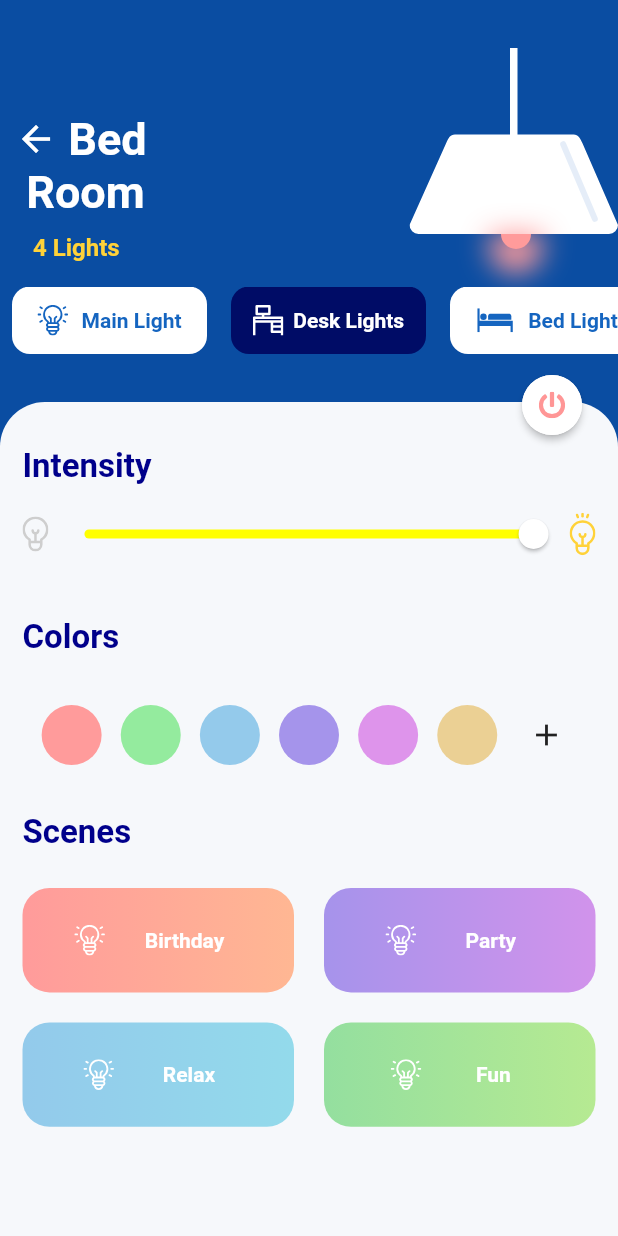
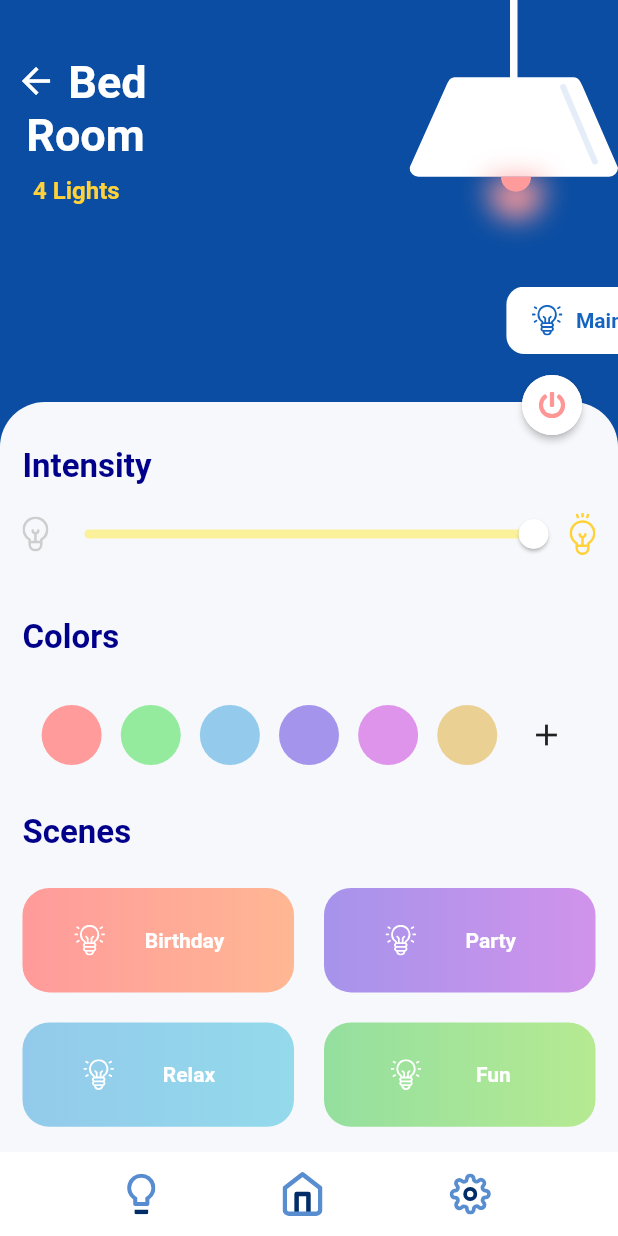
Before and after one commit to Arjun3492/arjunkohli_21rdfpp, a Flutter app: the screen it shows after launch, after a tap on "Bed room", on a phone screen of 412 x 824 dp. Run offline on Flutter 3.47's test engine with Material 2 defaults, Android fonts, the phone set to English and light mode, and no system bars; our stand-ins replace flutter_svg, tinycolor.

Commit message:
done for review

```diff
--- a/lib/main.dart
+++ b/lib/main.dart
@@ -5,6 +5,7 @@ import 'package:flutter_svg/flutter_svg.dart';
 
 import 'screens/bedroom.dart';
 import 'screens/homescreen.dart';
+import 'widgets/bottom_nav.dart';
 
 void main() {
   runApp(const TouchStoneApp());
@@ -26,18 +27,7 @@ class TouchStoneApp extends StatelessWidget {
         home: Scaffold(
           backgroundColor: Color(0xff0A4DA2),
           body: Homescreen(),
-          bottomNavigationBar: Container(
-            color: Colors.white,
-            height: 56,
-            child: Row(
-              mainAxisAlignment: MainAxisAlignment.spaceEvenly,
-              children: [
-                SvgPicture.asset("assets/bulb.svg"),
-                SvgPicture.asset("assets/feather-home.svg"),
-                SvgPicture.asset("assets/feather-settings.svg")
-              ],
-            ),
-          ),
+          bottomNavigationBar: BottomNav(),
         ));
   }
 }
--- a/lib/screens/bedroom.dart
+++ b/lib/screens/bedroom.dart
@@ -1,4 +1,7 @@
-import 'dart:ui';
+import 'dart:async';
+import 'package:arjunkohli_21rdfpp/widgets/bottom_nav.dart';
+import 'package:arjunkohli_21rdfpp/widgets/color_tile.dart';
+import 'package:arjunkohli_21rdfpp/widgets/scene_tile.dart';
 import 'package:tinycolor/tinycolor.dart';
 import 'package:flutter/material.dart';
 import 'package:flutter_svg/svg.dart';
@@ -13,16 +16,57 @@ class Bedroom extends StatefulWidget {
 class _BedroomState extends State<Bedroom> {
   double _currentSliderValue = 100;
   Color _currentColor = Color(0xffFF9B9B);
+  Offset _lightBulbOffset = Offset(0, -.3);
+  Offset _containerOffset = Offset(0, -.2);
+  Offset _listTileOffset = Offset(1, 0);
+  _BedroomState() {
+    transition();
+  }
+  transition() {
+    Timer(const Duration(milliseconds: 500), () {
+      setState(() {
+        _containerOffset = Offset(0, 0);
+      });
+    });
+    Timer(Duration(seconds: 1), () {
+      setState(() {
+        _listTileOffset = Offset(0, 0);
+      });
+    });
+    Timer(Duration(seconds: 1), () {
+      setState(() {
+        _lightBulbOffset = Offset(0, 0);
+      });
+    });
+  }
 
   @override
   Widget build(BuildContext context) {
-    return Scaffold(
-      backgroundColor: const Color(0xff0A4DA2),
+    return Stack(children: [
+      Column(
+        children: [
+          Expanded(
+            child: Container(
+              color: Color(0xff0A4DA2),
+            ),
+          ),
+          Expanded(
+            child: Container(
+              color: Color(0xffF6F8FB),
+            ),
+          )
+        ],
+      ),
+      Scaffold(
+        backgroundColor: Colors.transparent,
         body: Container(
           padding: const EdgeInsets.only(top: 32),
           child: Column(
             children: [
-            Row(
+              AnimatedSlide(
+                duration: Duration(milliseconds: 500),
+                offset: _lightBulbOffset,
+                child: Row(
                   mainAxisAlignment: MainAxisAlignment.spaceBetween,
                   children: [
                     Container(
@@ -64,8 +108,8 @@ class _BedroomState extends State<Bedroom> {
                           right: 58,
                           child: Container(
                             decoration: BoxDecoration(
-                          color: _currentColor
-                              .desaturate(100 - _currentSliderValue.toInt()),
+                              color: _currentColor.desaturate(
+                                  100 - _currentSliderValue.toInt()),
                               borderRadius: BorderRadius.only(
                                 bottomRight: Radius.circular(50),
                                 bottomLeft: Radius.circular(50),
@@ -74,7 +118,7 @@ class _BedroomState extends State<Bedroom> {
                                 BoxShadow(
 
                                     // color: Color.fromRGBO(0, 0, 0, _opacity),
-                                offset: Offset(0, 8),
+                                    offset: Offset(0, 10),
                                     blurRadius: 16,
                                     spreadRadius: 8,
                                     color: _currentColor
@@ -92,7 +136,11 @@ class _BedroomState extends State<Bedroom> {
                     )
                   ],
                 ),
-            SingleChildScrollView(
+              ),
+              AnimatedSlide(
+                duration: Duration(milliseconds: 500),
+                offset: _listTileOffset,
+                child: SingleChildScrollView(
                     scrollDirection: Axis.horizontal,
                     child: Row(
                       children: [
@@ -179,7 +227,11 @@ class _BedroomState extends State<Bedroom> {
                         ),
                       ],
                     )),
+              ),
               Expanded(
+                child: AnimatedSlide(
+                  duration: Duration(milliseconds: 500),
+                  offset: _containerOffset,
                   child: Stack(
                     children: [
                       Padding(
@@ -207,13 +259,16 @@ class _BedroomState extends State<Bedroom> {
                                 height: 8,
                               ),
                               Row(
-                            mainAxisAlignment: MainAxisAlignment.spaceEvenly,
+                                mainAxisAlignment:
+                                    MainAxisAlignment.spaceEvenly,
                                 children: [
                                   SvgPicture.asset("assets/solution2.svg"),
                                   Expanded(
                                     child: Slider(
-                                  inactiveColor: Colors.yellow,
-                                  activeColor: Colors.yellowAccent,
+                                      inactiveColor:
+                                          Colors.yellow.withOpacity(.5),
+                                      activeColor:
+                                          Colors.yellow.withOpacity(.5),
                                       thumbColor: Colors.white,
                                       min: 0,
                                       max: 100,
@@ -243,7 +298,8 @@ class _BedroomState extends State<Bedroom> {
                                 height: 32,
                               ),
                               Row(
-                            mainAxisAlignment: MainAxisAlignment.spaceEvenly,
+                                mainAxisAlignment:
+                                    MainAxisAlignment.spaceEvenly,
                                 children: [
                                   GestureDetector(
                                       onTap: () {
@@ -251,42 +307,48 @@ class _BedroomState extends State<Bedroom> {
                                           _currentColor = Color(0xffFF9B9B);
                                         });
                                       },
-                                  child: ColorTile(color: Color(0xffFF9B9B))),
+                                      child:
+                                          ColorTile(color: Color(0xffFF9B9B))),
                                   GestureDetector(
                                       onTap: () {
                                         setState(() {
                                           _currentColor = Color(0xff94EB9E);
                                         });
                                       },
-                                  child: ColorTile(color: Color(0xff94EB9E))),
+                                      child:
+                                          ColorTile(color: Color(0xff94EB9E))),
                                   GestureDetector(
                                       onTap: () {
                                         setState(() {
                                           _currentColor = Color(0xff94CAEB);
                                         });
                                       },
-                                  child: ColorTile(color: Color(0xff94CAEB))),
+                                      child:
+                                          ColorTile(color: Color(0xff94CAEB))),
                                   GestureDetector(
                                       onTap: () {
                                         setState(() {
                                           _currentColor = Color(0xffA594EB);
                                         });
                                       },
-                                  child: ColorTile(color: Color(0xffA594EB))),
+                                      child:
+                                          ColorTile(color: Color(0xffA594EB))),
                                   GestureDetector(
                                       onTap: () {
                                         setState(() {
                                           _currentColor = Color(0xffDE94EB);
                                         });
                                       },
-                                  child: ColorTile(color: Color(0xffDE94EB))),
+                                      child:
+                                          ColorTile(color: Color(0xffDE94EB))),
                                   GestureDetector(
                                       onTap: () {
                                         setState(() {
                                           _currentColor = Color(0xffEBD094);
                                         });
                                       },
-                                  child: ColorTile(color: Color(0xffEBD094))),
+                                      child:
+                                          ColorTile(color: Color(0xffEBD094))),
                                   Container(
                                     height: 40,
                                     width: 40,
@@ -382,63 +444,13 @@ class _BedroomState extends State<Bedroom> {
                       ),
                     ],
                   ),
+                ),
               )
             ],
           ),
         ),
-    );
+        bottomNavigationBar: BottomNav(),
+      ),
+    ]);
   }
 }
-
-class SceneTile extends StatelessWidget {
-  final String title;
-  final Gradient gradient;
-  const SceneTile({
-    Key? key,
-    required this.title,
-    required this.gradient,
-  }) : super(key: key);
-
-  @override
-  Widget build(BuildContext context) {
-    return Container(
-      padding: EdgeInsets.only(right: 12),
-      decoration: BoxDecoration(
-          borderRadius: BorderRadius.circular(18), gradient: gradient),
-      child: Padding(
-        padding: const EdgeInsets.all(8.0),
-        child: Row(
-          mainAxisAlignment: MainAxisAlignment.spaceEvenly,
-          children: [
-            SvgPicture.asset(
-              "assets/surface1.svg",
-              color: Colors.white,
-            ),
-            Text(
-              title,
-              style:
-                  TextStyle(color: Colors.white, fontWeight: FontWeight.bold),
-            )
-          ],
-        ),
-      ),
-    );
-  }
-}
-
-class ColorTile extends StatelessWidget {
-  final Color color;
-  const ColorTile({Key? key, required this.color}) : super(key: key);
-
-  @override
-  Widget build(BuildContext context) {
-    return Container(
-      height: 40,
-      width: 40,
-      decoration: BoxDecoration(
-        borderRadius: BorderRadius.circular(50),
-        color: color,
-      ),
-    );
-  }
-}
--- /dev/null
+++ b/lib/widgets/bottom_nav.dart
@@ -0,0 +1,22 @@
+import 'package:flutter/material.dart';
+import 'package:flutter_svg/svg.dart';
+
+class BottomNav extends StatelessWidget {
+  const BottomNav({Key? key}) : super(key: key);
+
+  @override
+  Widget build(BuildContext context) {
+    return Container(
+      color: Colors.white,
+      height: 56,
+      child: Row(
+        mainAxisAlignment: MainAxisAlignment.spaceEvenly,
+        children: [
+          SvgPicture.asset("assets/bulb.svg"),
+          SvgPicture.asset("assets/feather-home.svg"),
+          SvgPicture.asset("assets/feather-settings.svg")
+        ],
+      ),
+    );
+  }
+}
--- /dev/null
+++ b/lib/widgets/color_tile.dart
@@ -0,0 +1,18 @@
+import 'package:flutter/material.dart';
+
+class ColorTile extends StatelessWidget {
+  final Color color;
+  const ColorTile({Key? key, required this.color}) : super(key: key);
+
+  @override
+  Widget build(BuildContext context) {
+    return Container(
+      height: 40,
+      width: 40,
+      decoration: BoxDecoration(
+        borderRadius: BorderRadius.circular(50),
+        color: color,
+      ),
+    );
+  }
+}
--- /dev/null
+++ b/lib/widgets/scene_tile.dart
@@ -0,0 +1,38 @@
+import 'package:flutter/material.dart';
+import 'package:flutter_svg/svg.dart';
+
+class SceneTile extends StatelessWidget {
+  final String title;
+  final Gradient gradient;
+  const SceneTile({
+    Key? key,
+    required this.title,
+    required this.gradient,
+  }) : super(key: key);
+
+  @override
+  Widget build(BuildContext context) {
+    return Container(
+      padding: EdgeInsets.only(right: 12),
+      decoration: BoxDecoration(
+          borderRadius: BorderRadius.circular(18), gradient: gradient),
+      child: Padding(
+        padding: const EdgeInsets.all(8.0),
+        child: Row(
+          mainAxisAlignment: MainAxisAlignment.spaceEvenly,
+          children: [
+            SvgPicture.asset(
+              "assets/surface1.svg",
+              color: Colors.white,
+            ),
+            Text(
+              title,
+              style:
+                  TextStyle(color: Colors.white, fontWeight: FontWeight.bold),
+            )
+          ],
+        ),
+      ),
+    );
+  }
+}
--- a/lib/widgets/tile_card.dart
+++ b/lib/widgets/tile_card.dart
@@ -19,7 +19,11 @@ class Tilecard extends StatelessWidget {
       onTap: () {
         Navigator.push(
           context,
-          MaterialPageRoute(builder: (context) => Bedroom()),
+          PageRouteBuilder(
+              transitionDuration: Duration(seconds: 0),
+              pageBuilder: (cnt, an, anm) {
+                return Bedroom();
+              }),
         );
       },
       child: Card(
```
Also changed, not shown: 1 other file. Lines whose indentation alone changed are shown as unchanged.
